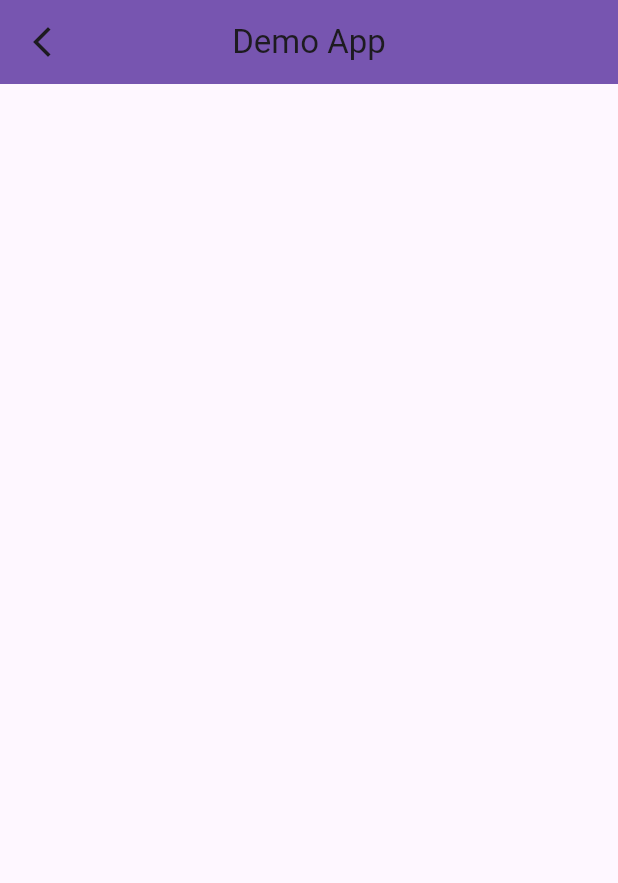
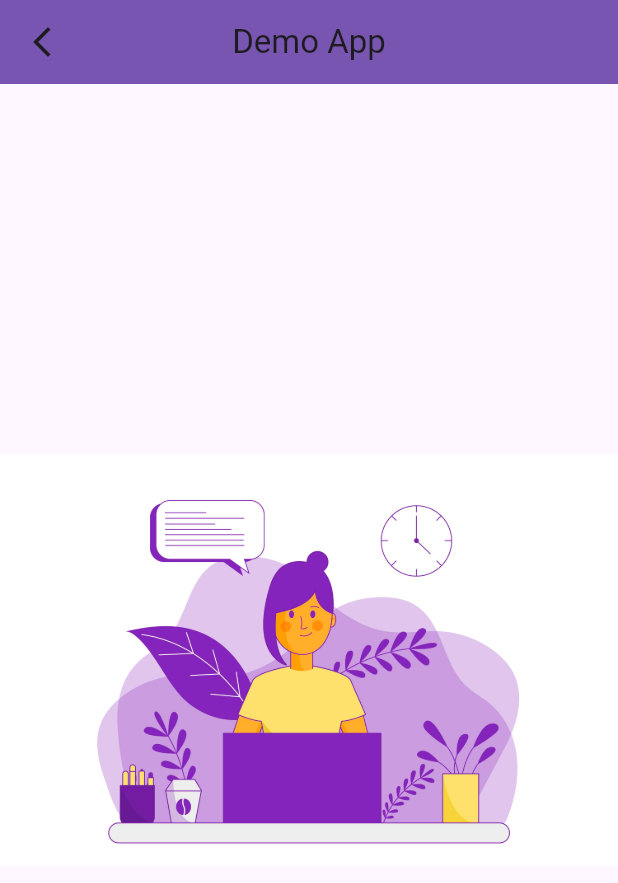
Before and after one commit to UzmahShaikh1506/Demo_App, a Flutter app: the screen it shows after launch, on a phone screen of 412 x 824 dp. Shown: the top 883 px of the screen. Run offline on Flutter 3.47's test engine with Material 3 defaults, Android fonts, the phone set to English and light mode, and no system bars.

Commit message:
Added images

```diff
--- a/lib/main.dart
+++ b/lib/main.dart
@@ -13,7 +13,7 @@ class MyApp extends StatelessWidget {
   Widget build(BuildContext context) {
     return MaterialApp(
       home: Myscreen(),
-
+      debugShowCheckedModeBanner: false,
     );
   }
 }
--- a/lib/screen.dart
+++ b/lib/screen.dart
@@ -12,6 +12,9 @@ class Myscreen extends StatelessWidget {
         backgroundColor: const Color.fromARGB(255, 119, 85, 176),
         leading: Icon(Icons.arrow_back_ios_new),
       ),
+      body: Center(
+        child: Image(image: AssetImage('assets/images/girl.jpg')),
+      ),
     );
   }
 }
```
Also changed, not shown: pubspec.yaml (+4 -6 lines), assets/images/girl.jpg (added).
